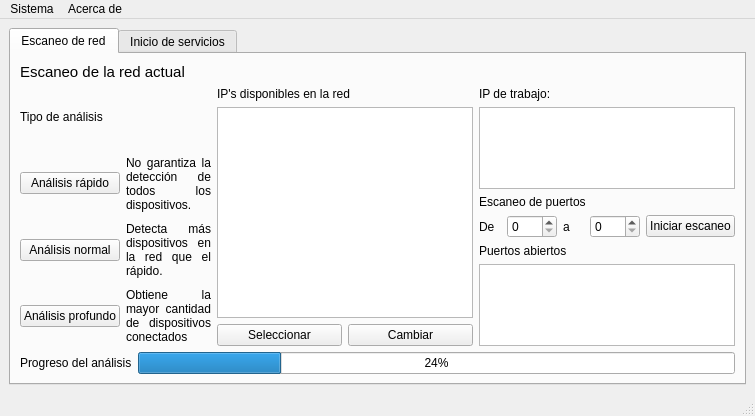
The window that NetworkScanner.ui (DaionKurt/Escaner-Red-PPI) describes before a commit, drawn with Qt 5.
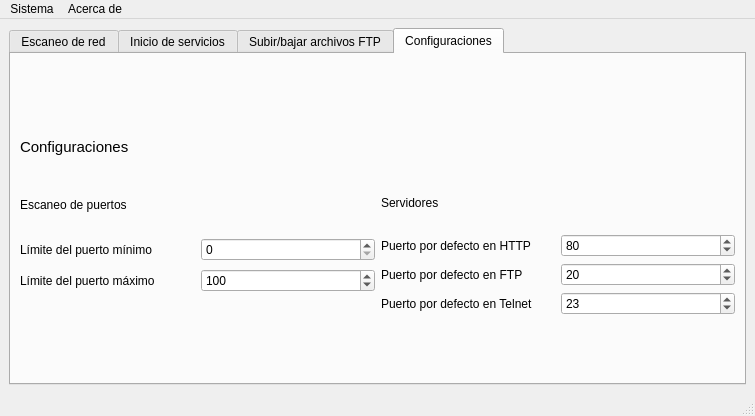
The same window after the commit. The open tabs and pages were chosen to show the change.

Diff of the .ui file:
```diff
--- a/NetworkScanner.ui
+++ b/NetworkScanner.ui
@@ -614,6 +614,310 @@
         </item>
        </layout>
       </widget>
+      <widget class="QWidget" name="tab_ftp">
+       <attribute name="title">
+        <string>Subir/bajar archivos FTP</string>
+       </attribute>
+       <layout class="QVBoxLayout" name="verticalLayout_17">
+        <item>
+         <layout class="QVBoxLayout" name="verticalLayout_16">
+          <item>
+           <widget class="QLabel" name="titulo_ftp">
+            <property name="font">
+             <font>
+              <pointsize>11</pointsize>
+             </font>
+            </property>
+            <property name="text">
+             <string>Acciones sobre el servidor FTP</string>
+            </property>
+           </widget>
+          </item>
+          <item>
+           <widget class="QListWidget" name="lista_ftp"/>
+          </item>
+          <item>
+           <layout class="QHBoxLayout" name="horizontalLayout_17">
+            <item>
+             <layout class="QVBoxLayout" name="verticalLayout_15">
+              <property name="sizeConstraint">
+               <enum>QLayout::SetMinimumSize</enum>
+              </property>
+              <item>
+               <widget class="QLabel" name="label_6">
+                <property name="maximumSize">
+                 <size>
+                  <width>300</width>
+                  <height>16777215</height>
+                 </size>
+                </property>
+                <property name="text">
+                 <string>Archivo seleccionado del servidor:</string>
+                </property>
+               </widget>
+              </item>
+              <item>
+               <widget class="QPushButton" name="boton_descargar">
+                <property name="maximumSize">
+                 <size>
+                  <width>150</width>
+                  <height>16777215</height>
+                 </size>
+                </property>
+                <property name="text">
+                 <string>Descargar</string>
+                </property>
+               </widget>
+              </item>
+             </layout>
+            </item>
+            <item>
+             <layout class="QHBoxLayout" name="horizontalLayout_16">
+              <item>
+               <layout class="QVBoxLayout" name="verticalLayout_14">
+                <item>
+                 <widget class="QLabel" name="label_3">
+                  <property name="text">
+                   <string>Archivo a subir actual:</string>
+                  </property>
+                 </widget>
+                </item>
+                <item>
+                 <widget class="QLabel" name="label_arc_selecci">
+                  <property name="minimumSize">
+                   <size>
+                    <width>315</width>
+                    <height>0</height>
+                   </size>
+                  </property>
+                  <property name="text">
+                   <string>No hay archivo seleccionado</string>
+                  </property>
+                 </widget>
+                </item>
+               </layout>
+              </item>
+              <item>
+               <layout class="QVBoxLayout" name="verticalLayout_5">
+                <item>
+                 <widget class="QPushButton" name="boton_sel_archivo">
+                  <property name="text">
+                   <string>Seleccionar archivo</string>
+                  </property>
+                 </widget>
+                </item>
+                <item>
+                 <widget class="QPushButton" name="boton_subir_archivo">
+                  <property name="text">
+                   <string>Subir archivo</string>
+                  </property>
+                 </widget>
+                </item>
+               </layout>
+              </item>
+             </layout>
+            </item>
+           </layout>
+          </item>
+         </layout>
+        </item>
+       </layout>
+      </widget>
+      <widget class="QWidget" name="tab_config">
+       <attribute name="title">
+        <string>Configuraciones</string>
+       </attribute>
+       <layout class="QVBoxLayout" name="verticalLayout_21">
+        <item>
+         <layout class="QVBoxLayout" name="verticalLayout_20">
+          <item>
+           <widget class="QLabel" name="label_4">
+            <property name="maximumSize">
+             <size>
+              <width>16777215</width>
+              <height>50</height>
+             </size>
+            </property>
+            <property name="font">
+             <font>
+              <pointsize>11</pointsize>
+             </font>
+            </property>
+            <property name="text">
+             <string>Configuraciones</string>
+            </property>
+           </widget>
+          </item>
+          <item>
+           <layout class="QHBoxLayout" name="horizontalLayout_23">
+            <item>
+             <layout class="QVBoxLayout" name="verticalLayout_18">
+              <item>
+               <widget class="QLabel" name="label_5">
+                <property name="maximumSize">
+                 <size>
+                  <width>16777215</width>
+                  <height>50</height>
+                 </size>
+                </property>
+                <property name="font">
+                 <font>
+                  <pointsize>9</pointsize>
+                 </font>
+                </property>
+                <property name="text">
+                 <string>Escaneo de puertos</string>
+                </property>
+               </widget>
+              </item>
+              <item>
+               <layout class="QHBoxLayout" name="horizontalLayout_21">
+                <item>
+                 <widget class="QLabel" name="label_7">
+                  <property name="text">
+                   <string>Límite del puerto mínimo</string>
+                  </property>
+                 </widget>
+                </item>
+                <item>
+                 <widget class="QSpinBox" name="spinner_min_puerto">
+                  <property name="maximum">
+                   <number>1000</number>
+                  </property>
+                 </widget>
+                </item>
+               </layout>
+              </item>
+              <item>
+               <layout class="QHBoxLayout" name="horizontalLayout_22">
+                <item>
+                 <widget class="QLabel" name="label_8">
+                  <property name="text">
+                   <string>Límite del puerto máximo</string>
+                  </property>
+                 </widget>
+                </item>
+                <item>
+                 <widget class="QSpinBox" name="spinner_max_puerto">
+                  <property name="maximum">
+                   <number>1000</number>
+                  </property>
+                  <property name="value">
+                   <number>100</number>
+                  </property>
+                 </widget>
+                </item>
+               </layout>
+              </item>
+              <item>
+               <spacer name="horizontalSpacer_3">
+                <property name="orientation">
+                 <enum>Qt::Horizontal</enum>
+                </property>
+                <property name="sizeType">
+                 <enum>QSizePolicy::Minimum</enum>
+                </property>
+                <property name="sizeHint" stdset="0">
+                 <size>
+                  <width>40</width>
+                  <height>20</height>
+                 </size>
+                </property>
+               </spacer>
+              </item>
+             </layout>
+            </item>
+            <item>
+             <layout class="QVBoxLayout" name="verticalLayout_19">
+              <item>
+               <widget class="QLabel" name="label_9">
+                <property name="maximumSize">
+                 <size>
+                  <width>16777215</width>
+                  <height>50</height>
+                 </size>
+                </property>
+                <property name="font">
+                 <font>
+                  <pointsize>9</pointsize>
+                 </font>
+                </property>
+                <property name="text">
+                 <string>Servidores</string>
+                </property>
+               </widget>
+              </item>
+              <item>
+               <layout class="QHBoxLayout" name="horizontalLayout_18">
+                <item>
+                 <widget class="QLabel" name="label_10">
+                  <property name="text">
+                   <string>Puerto por defecto en HTTP</string>
+                  </property>
+                 </widget>
+                </item>
+                <item>
+                 <widget class="QSpinBox" name="spinner_default_http">
+                  <property name="maximum">
+                   <number>10000</number>
+                  </property>
+                  <property name="value">
+                   <number>80</number>
+                  </property>
+                 </widget>
+                </item>
+               </layout>
+              </item>
+              <item>
+               <layout class="QHBoxLayout" name="horizontalLayout_19">
+                <item>
+                 <widget class="QLabel" name="label_12">
+                  <property name="text">
+                   <string>Puerto por defecto en FTP</string>
+                  </property>
+                 </widget>
+                </item>
+                <item>
+                 <widget class="QSpinBox" name="spinner_default_ftp">
+                  <property name="maximum">
+                   <number>10000</number>
+                  </property>
+                  <property name="value">
+                   <number>20</number>
+                  </property>
+                 </widget>
+                </item>
+               </layout>
+              </item>
+              <item>
+               <layout class="QHBoxLayout" name="horizontalLayout_20">
+                <item>
+                 <widget class="QLabel" name="label_11">
+                  <property name="text">
+                   <string>Puerto por defecto en Telnet</string>
+                  </property>
+                 </widget>
+                </item>
+                <item>
+                 <widget class="QSpinBox" name="spinner_default_telnet">
+                  <property name="maximum">
+                   <number>10000</number>
+                  </property>
+                  <property name="value">
+                   <number>23</number>
+                  </property>
+                 </widget>
+                </item>
+               </layout>
+              </item>
+             </layout>
+            </item>
+           </layout>
+          </item>
+         </layout>
+        </item>
+       </layout>
+      </widget>
      </widget>
     </item>
    </layout>
```
Left out of the diff: 2 changed lines with no effect on the pictures.
